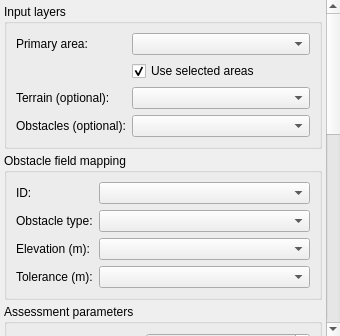
Old version of the form Q_Pansopy/ui/utilities/qpansopy_primary_area_assessment_dockwidget.ui in the repository FLYGHT7/qpansopy.
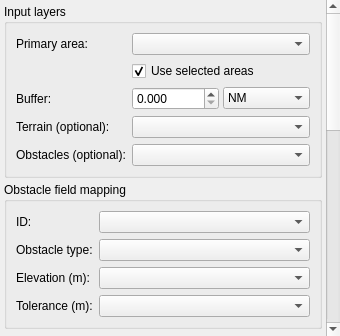
New version of the form. Custom widgets are drawn as their Qt base class.

Commit message:
Add area buffer functionality to primary area assessment
- Implement area buffer input in the UI for primary area assessment.
- Add conversion logic for area buffer units to meters.
- Update assessment logic to include area buffer in calculations.
- Enhance tests to validate area buffer functionality and edge cases.

Diff of the .ui file:
```diff
--- a/Q_Pansopy/ui/utilities/qpansopy_primary_area_assessment_dockwidget.ui
+++ b/Q_Pansopy/ui/utilities/qpansopy_primary_area_assessment_dockwidget.ui
@@ -25,10 +25,34 @@
        <item row="0" column="0"><widget class="QLabel" name="areaLabel"><property name="text"><string>Primary area:</string></property></widget></item>
        <item row="0" column="1"><widget class="QgsMapLayerComboBox" name="areaLayerComboBox"/></item>
        <item row="1" column="1"><widget class="QCheckBox" name="useSelectedAreaCheckBox"><property name="text"><string>Use selected areas</string></property><property name="checked"><bool>true</bool></property></widget></item>
-       <item row="2" column="0"><widget class="QLabel" name="terrainLabel"><property name="text"><string>Terrain (optional):</string></property></widget></item>
-       <item row="2" column="1"><widget class="QgsMapLayerComboBox" name="terrainLayerComboBox"/></item>
-       <item row="3" column="0"><widget class="QLabel" name="obstacleLabel"><property name="text"><string>Obstacles (optional):</string></property></widget></item>
-       <item row="3" column="1"><widget class="QgsMapLayerComboBox" name="obstacleLayerComboBox"/></item>
+       <item row="2" column="0"><widget class="QLabel" name="areaBufferLabel"><property name="text"><string>Buffer:</string></property></widget></item>
+       <item row="2" column="1">
+        <widget class="QWidget" name="areaBufferWidget" native="true">
+         <layout class="QHBoxLayout" name="areaBufferLayout">
+          <property name="spacing"><number>4</number></property>
+          <property name="margin"><number>0</number></property>
+          <item>
+           <widget class="QDoubleSpinBox" name="areaBufferDoubleSpinBox">
+            <property name="decimals"><number>3</number></property>
+            <property name="minimum"><double>0.000000000000000</double></property>
+            <property name="maximum"><double>99999.000000000000000</double></property>
+            <property name="singleStep"><double>0.100000000000000</double></property>
+            <property name="value"><double>0.000000000000000</double></property>
+           </widget>
+          </item>
+          <item>
+           <widget class="QComboBox" name="areaBufferUnitComboBox">
+            <item><property name="text"><string>NM</string></property></item>
+            <item><property name="text"><string>m</string></property></item>
+           </widget>
+          </item>
+         </layout>
+        </widget>
+       </item>
+       <item row="3" column="0"><widget class="QLabel" name="terrainLabel"><property name="text"><string>Terrain (optional):</string></property></widget></item>
+       <item row="3" column="1"><widget class="QgsMapLayerComboBox" name="terrainLayerComboBox"/></item>
+       <item row="4" column="0"><widget class="QLabel" name="obstacleLabel"><property name="text"><string>Obstacles (optional):</string></property></widget></item>
+       <item row="4" column="1"><widget class="QgsMapLayerComboBox" name="obstacleLayerComboBox"/></item>
       </layout>
      </widget>
     </item>
```
The commit also changes 4 other files.
